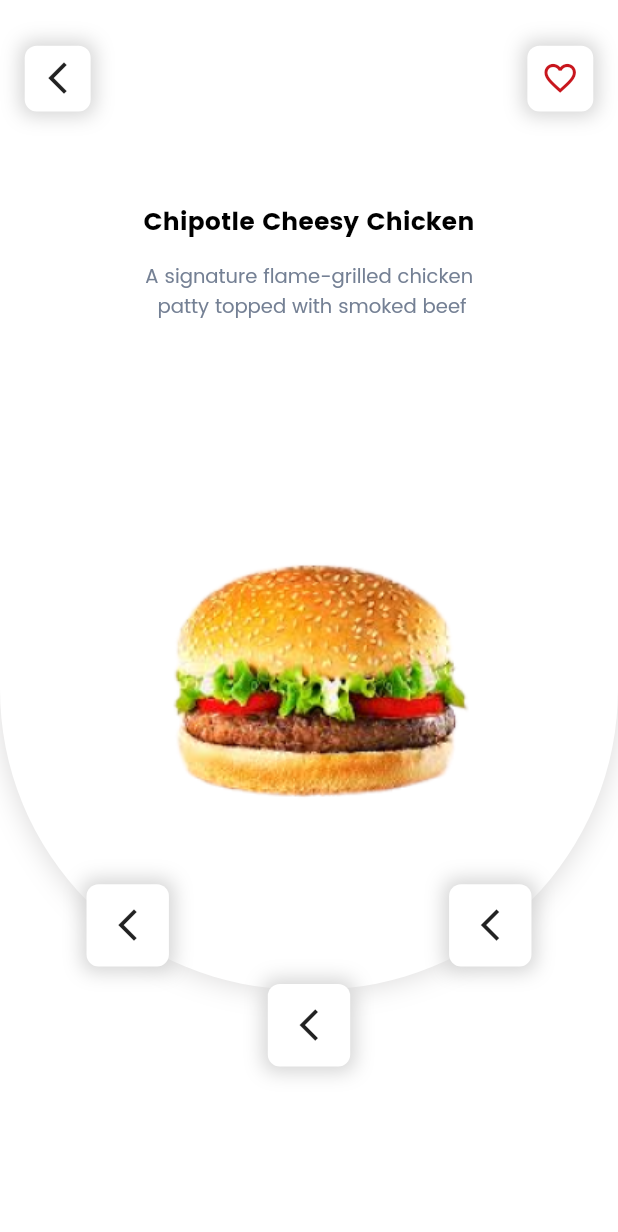
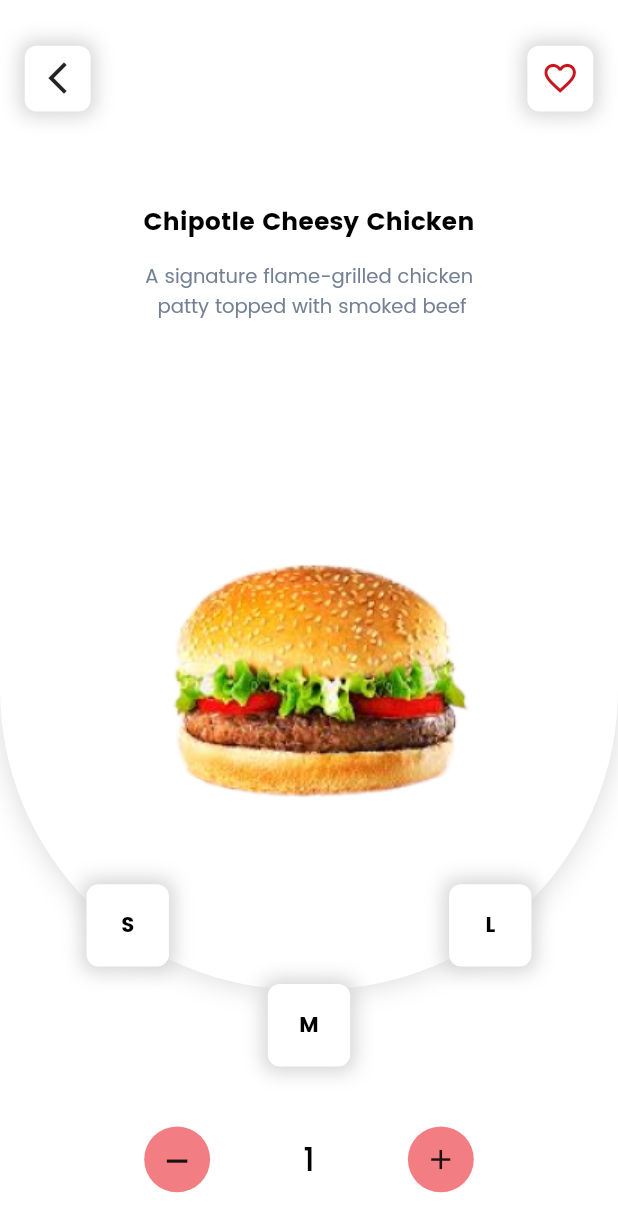
Before and after one commit to mahdinazmi/Flutter-Food-Ordering-UI, a Flutter app: the OrderScreen screen opened by its route, on a phone screen of 412 x 824 dp. Shown: the top 1232 px of the screen. Run offline on Flutter 3.47's test engine with Material 2 defaults, Android fonts, the phone set to English and light mode, and no system bars; our stand-ins replace flutter_screenutil, flutter_svg.

Commit message:
Implement details page

```diff
--- a/lib/screen/home/widget/header.dart
+++ b/lib/screen/home/widget/header.dart
@@ -38,8 +38,8 @@ class HomeHeader extends StatelessWidget {
           'Let’s get your order',
           style: TextStyle(
             color: AppColors.colorTint600,
-            fontSize: 12. sp,
-            fontWeight: FontWeight.w400
+            fontSize: 14. sp,
+            fontWeight: FontWeight.w500
           ),
         ),
       ],
--- a/lib/screen/home/widget/popular-foods.dart
+++ b/lib/screen/home/widget/popular-foods.dart
@@ -21,7 +21,7 @@ class PopularFoods extends StatelessWidget {
 
   Widget _food(BuildContext context) {
     return GestureDetector(
-      onTap: () => Navigator.popAndPushNamed(context,OrderScreen.routeName) ,
+      onTap: () => Navigator.pushNamed(context,OrderScreen.routeName) ,
       child: SizedBox(
         height: 370. h,
         child: Stack(
--- a/lib/screen/order/order.dart
+++ b/lib/screen/order/order.dart
@@ -1,8 +1,11 @@
 import 'package:flutter/material.dart';
 import 'package:flutter_screenutil/flutter_screenutil.dart';
 import 'widget/appbar.dart';
+import 'widget/food-count.dart';
 import 'widget/food-image.dart';
 import 'widget/food-info.dart';
+import 'widget/food-size.dart';
+import 'widget/go-to-cart.dart';
 
 class OrderScreen extends StatelessWidget {
   static String routeName = '/order';
@@ -15,8 +18,12 @@ class OrderScreen extends StatelessWidget {
     return Scaffold(
       backgroundColor: Colors.white,
       body: SafeArea(
+        child: ScrollConfiguration(
+        behavior: const ScrollBehavior().copyWith(overscroll: false),
           child: SingleChildScrollView(
-          child: Container(
+            child: Column(
+              children: [
+                Container(
                   height: 650. h,
                   decoration: BoxDecoration(
                     borderRadius: BorderRadius.only(bottomLeft: Radius.circular(200), bottomRight: Radius.circular(200), ),
@@ -44,84 +51,15 @@ class OrderScreen extends StatelessWidget {
                           FoodImage()
                         ],
                       ),
-                Align(
-                  alignment: Alignment.bottomCenter,
-                  child: Container(
-                    width: 270. w,
-                    margin: EdgeInsets.only(bottom: 15. h),
-                    child: Row(
-                      mainAxisAlignment: MainAxisAlignment.spaceBetween,
-                      children: [
-                        Container(
-                          height: 50. w,
-                          width: 50. w,
-                          decoration: BoxDecoration(
-                            color: Colors.white,
-                            borderRadius: BorderRadius.circular(8),
-                            boxShadow: const [
-                              BoxShadow(
-                                color: Color.fromARGB(255, 212, 212, 212),
-                                blurRadius: 10,
-                                spreadRadius: 3
-                              )
-                            ],
-                          ),
-                          child: Center(
-                            child: Icon(
-                              Icons.arrow_back_ios_new_outlined,
-                              size: 23. sp,
-                            )
-                          ),
-                        ),
-                        Container(
-                          height: 50. w,
-                          width: 50. w,
-                          decoration: BoxDecoration(
-                            color: Colors.white,
-                            borderRadius: BorderRadius.circular(8),
-                            boxShadow: const [
-                              BoxShadow(
-                                color: Color.fromARGB(255, 212, 212, 212),
-                                blurRadius: 10,
-                                spreadRadius: 3
-                              )
-                            ],
-                          ),
-                          child: Center(
-                            child: Icon(
-                              Icons.arrow_back_ios_new_outlined,
-                              size: 23. sp,
-                            )
-                          ),
-                        )
+                     FoodSize()
                     ],
                   ),
                 ),
-                ),
-                Align(
-                  alignment: Alignment(0, 1.17),
-                  child: Container(
-                    height: 50. w,
-                    width: 50. w,
-                    decoration: BoxDecoration(
-                      color: Colors.white,
-                      borderRadius: BorderRadius.circular(8),
-                      boxShadow: const [
-                        BoxShadow(
-                          color: Color.fromARGB(255, 212, 212, 212),
-                          blurRadius: 10,
-                          spreadRadius: 3
-                        )
-                      ],
-                    ),
-                    child: Center(
-                      child: Icon(
-                        Icons.arrow_back_ios_new_outlined,
-                        size: 23. sp,
-                      )
-                    ),
-                  ),
-                )
+                SizedBox(height: 90. h, ),
+                FoodCount(),
+                SizedBox(height: 90. h, ),
+                GoToCart(),
+                SizedBox(height: 20. h, ),
               ],
             ),
           ),
--- a/lib/screen/order/widget/appbar.dart
+++ b/lib/screen/order/widget/appbar.dart
@@ -14,15 +14,17 @@ class OrderAppBar extends StatelessWidget {
       child: Row(
         mainAxisAlignment: MainAxisAlignment.spaceBetween,
         children: [
-          _back(),
+          _back(context),
           _favorite()
         ],
       ),
     );
   }
 
-  Widget _back() {
-    return Container(
+  Widget _back(BuildContext context) {
+    return GestureDetector(
+      onTap: () => Navigator.pop(context),
+      child: Container(
         height: 40. w,
         width: 40. w,
         decoration: BoxDecoration(
@@ -41,6 +43,7 @@ class OrderAppBar extends StatelessWidget {
             Icons.arrow_back_ios_new_outlined,
             size: 23. sp,
           )
+        ),
       ),
     );
   }
--- /dev/null
+++ b/lib/screen/order/widget/food-count.dart
@@ -0,0 +1,80 @@
+import 'package:flutter/material.dart';
+import 'package:flutter_screenutil/flutter_screenutil.dart';
+import 'package:orderfastfood/config/theme/theme.dart';
+
+class FoodCount extends StatefulWidget {
+  const FoodCount({
+    Key ? key
+  }): super(key: key);
+
+  @override
+  State < FoodCount > createState() => _FoodCountState();
+}
+
+class _FoodCountState extends State < FoodCount > {
+  int _count = 1;
+  @override
+  Widget build(BuildContext context) {
+    return SizedBox(
+      width: 200. w,
+      child: Row(
+        mainAxisAlignment: MainAxisAlignment.spaceBetween,
+        children: [
+          GestureDetector(
+            onTap: () {
+              setState(() {
+                if (_count > 1) {
+                  _count--;
+                }
+              });
+            },
+            child: Container(
+              width: 40. w,
+              height: 40. w,
+              decoration: BoxDecoration(
+                shape: BoxShape.circle,
+                color: AppColors.colorPrimaryLight
+              ),
+              child: Padding(
+                padding: EdgeInsets.only(bottom: 15. h),
+                child: Icon(
+                  Icons.minimize_sharp,
+                  size: 25. sp,
+                ),
+              ),
+            ),
+          ),
+          Text(
+            _count.toString(),
+            style: TextStyle(
+              color: Colors.black,
+              fontSize: 20. sp,
+              fontWeight: FontWeight.w500
+            ),
+          ),
+          GestureDetector(
+            onTap: () {
+              setState(() {
+                _count++;
+              });
+            },
+            child: Container(
+              width: 40. w,
+              height: 40. w,
+              child: Center(
+                child: Icon(
+                  Icons.add,
+                  size: 20. sp,
+                ),
+              ),
+              decoration: BoxDecoration(
+                shape: BoxShape.circle,
+                color: AppColors.colorPrimaryLight
+              ),
+            ),
+          )
+        ],
+      ),
+    );
+  }
+}
--- a/lib/screen/order/widget/food-info.dart
+++ b/lib/screen/order/widget/food-info.dart
@@ -1,8 +1,6 @@
 import 'package:flutter/material.dart';
 import 'package:flutter_screenutil/flutter_screenutil.dart';
 import 'package:orderfastfood/config/theme/theme.dart';
-
-import 'appbar.dart';
 
 class FoodInfo extends StatelessWidget {
   const FoodInfo({
--- /dev/null
+++ b/lib/screen/order/widget/food-size.dart
@@ -0,0 +1,140 @@
+import 'package:flutter/material.dart';
+import 'package:flutter_screenutil/flutter_screenutil.dart';
+import 'package:orderfastfood/config/theme/theme.dart';
+
+class FoodSize extends StatefulWidget {
+  const FoodSize({
+    Key ? key
+  }): super(key: key);
+
+  @override
+  State < FoodSize > createState() => _FoodSizeState();
+}
+
+class _FoodSizeState extends State < FoodSize > {
+  bool _selectMSize = false;
+  bool _selectSSize = false;
+  bool _selectLSize = false;
+
+  @override
+  Widget build(BuildContext context) {
+    return Stack(
+      children: [
+        Align(
+          alignment: Alignment.bottomCenter,
+          child: Container(
+            width: 270. w,
+            margin: EdgeInsets.only(bottom: 15. h),
+            child: Row(
+              mainAxisAlignment: MainAxisAlignment.spaceBetween,
+              children: [
+                GestureDetector(
+                  onTap: () {
+                    setState(() {
+                      _selectSSize = true;
+                      _selectLSize = false;
+                      _selectMSize = false;
+                    });
+                  },
+                  child: Container(
+                    height: 50. w,
+                    width: 50. w,
+                    decoration: BoxDecoration(
+                      color: _selectSSize ? AppColors.colorPrimary : Colors.white,
+                      borderRadius: BorderRadius.circular(8),
+                      boxShadow: const [
+                        BoxShadow(
+                          color: Color.fromARGB(255, 212, 212, 212),
+                          blurRadius: 10,
+                          spreadRadius: 3
+                        )
+                      ],
+                    ),
+                    child: Center(
+                      child: Text(
+                        'S',
+                        style: TextStyle(
+                          color: _selectSSize ? Colors.white : Colors.black,
+                          fontWeight: FontWeight.bold
+                        ),
+                      ),
+                    )
+                  ),
+                ),
+                GestureDetector(
+                  onTap: () {
+                    setState(() {
+                      _selectSSize = false;
+                      _selectLSize = true;
+                      _selectMSize = false;
+                    });
+                  },
+                  child: Container(
+                    height: 50. w,
+                    width: 50. w,
+                    decoration: BoxDecoration(
+                      color: _selectLSize ? AppColors.colorPrimary : Colors.white,
+                      borderRadius: BorderRadius.circular(8),
+                      boxShadow: const [
+                        BoxShadow(
+                          color: Color.fromARGB(255, 212, 212, 212),
+                          blurRadius: 10,
+                          spreadRadius: 3
+                        )
+                      ],
+                    ),
+                    child: Center(
+                      child: Text(
+                        'L',
+                        style: TextStyle(
+                          color: _selectLSize ? Colors.white : Colors.black,
+                          fontWeight: FontWeight.bold
+                        ),
+                      ),
+                    )
+                  ),
+                )
+              ],
+            ),
+          ),
+        ),
+        GestureDetector(
+          onTap: () {
+            setState(() {
+              _selectSSize = false;
+              _selectLSize = false;
+              _selectMSize = true;
+            });
+          },
+          child: Align(
+            alignment: Alignment(0, 1.17),
+            child: Container(
+              height: 50. w,
+              width: 50. w,
+              decoration: BoxDecoration(
+                color: _selectMSize ? AppColors.colorPrimary : Colors.white,
+                borderRadius: BorderRadius.circular(8),
+                boxShadow: const [
+                  BoxShadow(
+                    color: Color.fromARGB(255, 212, 212, 212),
+                    blurRadius: 10,
+                    spreadRadius: 3
+                  )
+                ],
+              ),
+              child: Center(
+                child: Text(
+                  'M',
+                  style: TextStyle(
+                    color: _selectMSize ? Colors.white : Colors.black,
+                    fontWeight: FontWeight.bold
+                  ),
+                ),
+              )
+            ),
+          ),
+        )
+      ],
+    );
+  }
+}
```
Also changed, not shown: lib/screen/home/home.dart (+10 -5 lines), lib/screen/order/widget/go-to-cart.dart (added, +75 -0 lines), assets/icons/bag.svg (added), 1 other file. Lines whose indentation alone changed are shown as unchanged.
